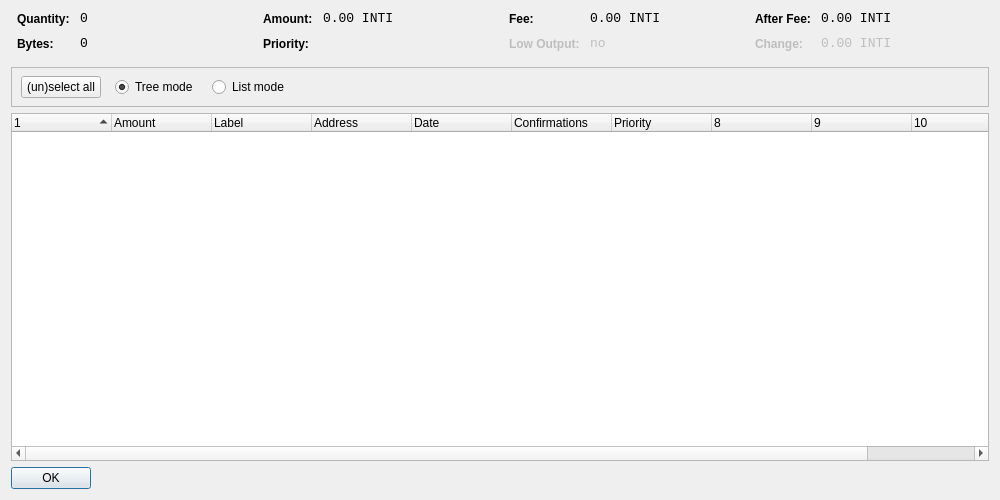
Before: the Qt Designer form src/qt/forms/coincontroldialog.ui in INTICOIN/INTICOIN, drawn with Qt 5.
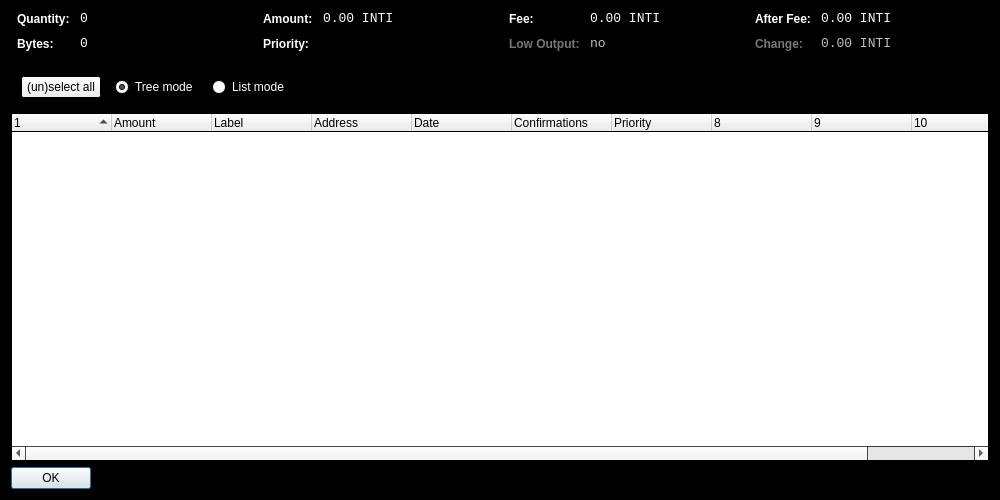
After: the same form once the commit is applied. Custom widgets are drawn as their Qt base class.

What changed in the file:
```diff
--- a/src/qt/forms/coincontroldialog.ui
+++ b/src/qt/forms/coincontroldialog.ui
@@ -10,6 +10,70 @@
     <height>500</height>
    </rect>
   </property>
+  <property name="palette">
+   <palette>
+    <active>
+     <colorrole role="Base">
+      <brush brushstyle="SolidPattern">
+       <color alpha="255">
+        <red>255</red>
+        <green>255</green>
+        <blue>255</blue>
+       </color>
+      </brush>
+     </colorrole>
+     <colorrole role="Window">
+      <brush brushstyle="SolidPattern">
+       <color alpha="255">
+        <red>0</red>
+        <green>0</green>
+        <blue>0</blue>
+       </color>
+      </brush>
+     </colorrole>
+    </active>
+    <inactive>
+     <colorrole role="Base">
+      <brush brushstyle="SolidPattern">
+       <color alpha="255">
+        <red>255</red>
+        <green>255</green>
+        <blue>255</blue>
+       </color>
+      </brush>
+     </colorrole>
+     <colorrole role="Window">
+      <brush brushstyle="SolidPattern">
+       <color alpha="255">
+        <red>0</red>
+        <green>0</green>
+        <blue>0</blue>
+       </color>
+      </brush>
+     </colorrole>
+    </inactive>
+    <disabled>
+     <colorrole role="Base">
+      <brush brushstyle="SolidPattern">
+       <color alpha="255">
+        <red>0</red>
+        <green>0</green>
+        <blue>0</blue>
+       </color>
+      </brush>
+     </colorrole>
+     <colorrole role="Window">
+      <brush brushstyle="SolidPattern">
+       <color alpha="255">
+        <red>0</red>
+        <green>0</green>
+        <blue>0</blue>
+       </color>
+      </brush>
+     </colorrole>
+    </disabled>
+   </palette>
+  </property>
   <property name="windowTitle">
    <string>Coin Control</string>
   </property>
@@ -38,6 +102,43 @@
        </property>
        <item row="0" column="0">
         <widget class="QLabel" name="labelCoinControlQuantityText">
+         <property name="palette">
+          <palette>
+           <active>
+            <colorrole role="WindowText">
+             <brush brushstyle="SolidPattern">
+              <color alpha="255">
+               <red>255</red>
+               <green>255</green>
+               <blue>255</blue>
+              </color>
+             </brush>
+            </colorrole>
+           </active>
+           <inactive>
+            <colorrole role="WindowText">
+             <brush brushstyle="SolidPattern">
+              <color alpha="255">
+               <red>255</red>
+               <green>255</green>
+               <blue>255</blue>
+              </color>
+             </brush>
+            </colorrole>
+           </inactive>
+           <disabled>
+            <colorrole role="WindowText">
+             <brush brushstyle="SolidPattern">
+              <color alpha="255">
+               <red>120</red>
+               <green>120</green>
+               <blue>120</blue>
+              </color>
+             </brush>
+            </colorrole>
+           </disabled>
+          </palette>
+         </property>
          <property name="styleSheet">
           <string notr="true">font-weight:bold;</string>
          </property>
@@ -48,6 +149,43 @@
        </item>
        <item row="0" column="1">
         <widget class="QLabel" name="labelCoinControlQuantity">
+         <property name="palette">
+          <palette>
+           <active>
+            <colorrole role="WindowText">
+             <brush brushstyle="SolidPattern">
+              <color alpha="255">
+               <red>255</red>
+               <green>255</green>
+               <blue>255</blue>
+              </color>
+             </brush>
+            </colorrole>
+           </active>
+           <inactive>
+            <colorrole role="WindowText">
+             <brush brushstyle="SolidPattern">
+              <color alpha="255">
+               <red>255</red>
+               <green>255</green>
+               <blue>255</blue>
+              </color>
+             </brush>
+            </colorrole>
+           </inactive>
+           <disabled>
+            <colorrole role="WindowText">
+             <brush brushstyle="SolidPattern">
+              <color alpha="255">
+               <red>120</red>
+               <green>120</green>
+               <blue>120</blue>
+              </color>
+             </brush>
+            </colorrole>
+           </disabled>
+          </palette>
+         </property>
          <property name="font">
           <font>
            <family>Monospace</family>
@@ -70,6 +208,43 @@
        </item>
        <item row="1" column="0">
         <widget class="QLabel" name="labelCoinControlBytesText">
+         <property name="palette">
+          <palette>
+           <active>
+            <colorrole role="WindowText">
+             <brush brushstyle="SolidPattern">
+              <color alpha="255">
+               <red>255</red>
+               <green>255</green>
+               <blue>255</blue>
+              </color>
+             </brush>
+            </colorrole>
+           </active>
+           <inactive>
+            <colorrole role="WindowText">
+             <brush brushstyle="SolidPattern">
+              <color alpha="255">
+               <red>255</red>
+               <green>255</green>
+               <blue>255</blue>
+              </color>
+             </brush>
+            </colorrole>
+           </inactive>
+           <disabled>
+            <colorrole role="WindowText">
+             <brush brushstyle="SolidPattern">
+              <color alpha="255">
+               <red>120</red>
+               <green>120</green>
+               <blue>120</blue>
+              </color>
+             </brush>
+            </colorrole>
+           </disabled>
+          </palette>
+         </property>
          <property name="styleSheet">
           <string notr="true">font-weight:bold;</string>
          </property>
@@ -80,6 +255,43 @@
        </item>
        <item row="1" column="1">
         <widget class="QLabel" name="labelCoinControlBytes">
+         <property name="palette">
+          <palette>
+           <active>
+            <colorrole role="WindowText">
+             <brush brushstyle="SolidPattern">
+              <color alpha="255">
+               <red>255</red>
+               <green>255</green>
+               <blue>255</blue>
+              </color>
+             </brush>
+            </colorrole>
+           </active>
+           <inactive>
+            <colorrole role="WindowText">
+             <brush brushstyle="SolidPattern">
+              <color alpha="255">
+               <red>255</red>
+               <green>255</green>
+               <blue>255</blue>
+              </color>
+             </brush>
+            </colorrole>
+           </inactive>
+           <disabled>
+            <colorrole role="WindowText">
+             <brush brushstyle="SolidPattern">
+              <color alpha="255">
+               <red>120</red>
+               <green>120</green>
+               <blue>120</blue>
+              </color>
+             </brush>
+            </colorrole>
+           </disabled>
+          </palette>
+         </property>
          <property name="font">
           <font>
            <family>Monospace</family>
@@ -118,6 +330,43 @@
        </property>
        <item row="0" column="0">
         <widget class="QLabel" name="labelCoinControlAmountText">
+         <property name="palette">
+          <palette>
+           <active>
+            <colorrole role="WindowText">
+             <brush brushstyle="SolidPattern">
+              <color alpha="255">
+               <red>255</red>
+               <green>255</green>
+               <blue>255</blue>
+              </color>
+             </brush>
+            </colorrole>
+           </active>
+           <inactive>
+            <colorrole role="WindowText">
+             <brush brushstyle="SolidPattern">
+              <color alpha="255">
+               <red>255</red>
+               <green>255</green>
+               <blue>255</blue>
+              </color>
+             </brush>
+            </colorrole>
+           </inactive>
+           <disabled>
+            <colorrole role="WindowText">
+             <brush brushstyle="SolidPattern">
+              <color alpha="255">
+               <red>120</red>
+               <green>120</green>
+               <blue>120</blue>
+              </color>
+             </brush>
+            </colorrole>
+           </disabled>
+          </palette>
+         </property>
          <property name="styleSheet">
           <string notr="true">font-weight:bold;</string>
          </property>
@@ -128,6 +377,43 @@
        </item>
        <item row="0" column="1">
         <widget class="QLabel" name="labelCoinControlAmount">
+         <property name="palette">
+          <palette>
+           <active>
+            <colorrole role="WindowText">
+             <brush brushstyle="SolidPattern">
+              <color alpha="255">
+               <red>255</red>
+               <green>255</green>
+               <blue>255</blue>
+              </color>
+             </brush>
+            </colorrole>
+           </active>
+           <inactive>
+            <colorrole role="WindowText">
+             <brush brushstyle="SolidPattern">
+              <color alpha="255">
+               <red>255</red>
+               <green>255</green>
+               <blue>255</blue>
+              </color>
+             </brush>
+            </colorrole>
+           </inactive>
+           <disabled>
+            <colorrole role="WindowText">
+             <brush brushstyle="SolidPattern">
+              <color alpha="255">
+               <red>120</red>
+               <green>120</green>
+               <blue>120</blue>
+              </color>
+             </brush>
+            </colorrole>
+           </disabled>
+          </palette>
+         </property>
          <property name="font">
           <font>
            <family>Monospace</family>
@@ -150,6 +436,43 @@
        </item>
        <item row="1" column="0">
         <widget class="QLabel" name="labelCoinControlPriorityText">
+         <property name="palette">
+          <palette>
+           <active>
+            <colorrole role="WindowText">
+             <brush brushstyle="SolidPattern">
+              <color alpha="255">
+               <red>255</red>
+               <green>255</green>
+               <blue>255</blue>
+              </color>
+             </brush>
+            </colorrole>
+           </active>
+           <inactive>
+            <colorrole role="WindowText">
+             <brush brushstyle="SolidPattern">
+              <color alpha="255">
+               <red>255</red>
+               <green>255</green>
+               <blue>255</blue>
+              </color>
+             </brush>
+            </colorrole>
+           </inactive>
+           <disabled>
+            <colorrole role="WindowText">
+             <brush brushstyle="SolidPattern">
+              <color alpha="255">
+               <red>120</red>
+               <green>120</green>
+               <blue>120</blue>
+              </color>
+             </brush>
+            </colorrole>
+           </disabled>
+          </palette>
+         </property>
          <property name="styleSheet">
           <string notr="true">font-weight:bold;</string>
          </property>
@@ -160,6 +483,43 @@
        </item>
        <item row="1" column="1">
         <widget class="QLabel" name="labelCoinControlPriority">
+         <property name="palette">
+          <palette>
+           <active>
+            <colorrole role="WindowText">
+             <brush brushstyle="SolidPattern">
+              <color alpha="255">
+               <red>255</red>
+               <green>255</green>
+               <blue>255</blue>
+              </color>
+             </brush>
+            </colorrole>
+           </active>
+           <inactive>
+            <colorrole role="WindowText">
+             <brush brushstyle="SolidPattern">
+              <color alpha="255">
+               <red>255</red>
+               <green>255</green>
+               <blue>255</blue>
+              </color>
+             </brush>
+            </colorrole>
+           </inactive>
+           <disabled>
+            <colorrole role="WindowText">
+             <brush brushstyle="SolidPattern">
+              <color alpha="255">
+               <red>120</red>
+               <green>120</green>
+               <blue>120</blue>
+              </color>
+             </brush>
+            </colorrole>
+           </disabled>
+          </palette>
+         </property>
          <property name="font">
           <font>
            <family>Monospace</family>
@@ -198,6 +558,43 @@
        </property>
        <item row="0" column="0">
         <widget class="QLabel" name="labelCoinControlFeeText">
+         <property name="palette">
+          <palette>
+           <active>
+            <colorrole role="WindowText">
+             <brush brushstyle="SolidPattern">
+              <color alpha="255">
+               <red>255</red>
+               <green>255</green>
+               <blue>255</blue>
+              </color>
+             </brush>
+            </colorrole>
+           </active>
+           <inactive>
+            <colorrole role="WindowText">
+             <brush brushstyle="SolidPattern">
+              <color alpha="255">
+               <red>255</red>
+               <green>255</green>
+               <blue>255</blue>
+              </color>
+             </brush>
+            </colorrole>
+           </inactive>
+           <disabled>
+            <colorrole role="WindowText">
+             <brush brushstyle="SolidPattern">
+              <color alpha="255">
+               <red>120</red>
+               <green>120</green>
+               <blue>120</blue>
+              </color>
+             </brush>
+            </colorrole>
+           </disabled>
+          </palette>
+         </property>
          <property name="styleSheet">
           <string notr="true">font-weight:bold;</string>
          </property>
@@ -208,6 +605,43 @@
        </item>
        <item row="0" column="1">
         <widget class="QLabel" name="labelCoinControlFee">
+         <property name="palette">
+          <palette>
+           <active>
+            <colorrole role="WindowText">
+             <brush brushstyle="SolidPattern">
+              <color alpha="255">
+               <red>255</red>
+               <green>255</green>
+               <blue>255</blue>
+              </color>
+             </brush>
+            </colorrole>
+           </active>
+           <inactive>
+            <colorrole role="WindowText">
+             <brush brushstyle="SolidPattern">
+              <color alpha="255">
+               <red>255</red>
+               <green>255</green>
+               <blue>255</blue>
+              </color>
+             </brush>
+            </colorrole>
+           </inactive>
+           <disabled>
+            <colorrole role="WindowText">
+             <brush brushstyle="SolidPattern">
+              <color alpha="255">
+               <red>120</red>
+               <green>120</green>
+               <blue>120</blue>
+              </color>
+             </brush>
+            </colorrole>
+           </disabled>
+          </palette>
+         </property>
          <property name="font">
           <font>
            <family>Monospace</family>
@@ -233,6 +667,43 @@
          <property name="enabled">
           <bool>false</bool>
          </property>
+         <property name="palette">
+          <palette>
+           <active>
+            <colorrole role="WindowText">
+             <brush brushstyle="SolidPattern">
+              <color alpha="255">
+               <red>255</red>
+               <green>255</green>
+               <blue>255</blue>
+              </color>
+             </brush>
+            </colorrole>
+           </active>
+           <inactive>
+            <colorrole role="WindowText">
+             <brush brushstyle="SolidPattern">
+              <color alpha="255">
+               <red>255</red>
+               <green>255</green>
+               <blue>255</blue>
+              </color>
+             </brush>
+            </colorrole>
+           </inactive>
+           <disabled>
+            <colorrole role="WindowText">
+             <brush brushstyle="SolidPattern">
+              <color alpha="255">
+               <red>120</red>
+               <green>120</green>
+               <blue>120</blue>
+              </color>
+             </brush>
+            </colorrole>
+           </disabled>
+          </palette>
+         </property>
          <property name="styleSheet">
           <string notr="true">font-weight:bold;</string>
          </property>
@@ -246,6 +717,43 @@
          <property name="enabled">
           <bool>false</bool>
          </property>
+         <property name="palette">
+          <palette>
+           <active>
+            <colorrole role="WindowText">
+             <brush brushstyle="SolidPattern">
+              <color alpha="255">
+               <red>255</red>
+               <green>255</green>
+               <blue>255</blue>
+              </color>
+             </brush>
+            </colorrole>
+           </active>
+           <inactive>
+            <colorrole role="WindowText">
+             <brush brushstyle="SolidPattern">
+              <color alpha="255">
+               <red>255</red>
+               <green>255</green>
+               <blue>255</blue>
+              </color>
+             </brush>
+            </colorrole>
+           </inactive>
+           <disabled>
+            <colorrole role="WindowText">
+             <brush brushstyle="SolidPattern">
+              <color alpha="255">
+               <red>120</red>
+               <green>120</green>
+               <blue>120</blue>
+              </color>
+             </brush>
+            </colorrole>
+           </disabled>
+          </palette>
+         </property>
          <property name="font">
           <font>
            <family>Monospace</family>
@@ -284,6 +792,43 @@
        </property>
        <item row="0" column="0">
         <widget class="QLabel" name="labelCoinControlAfterFeeText">
+         <property name="palette">
+          <palette>
+           <active>
+            <colorrole role="WindowText">
+             <brush brushstyle="SolidPattern">
+              <color alpha="255">
+               <red>255</red>
+               <green>255</green>
+               <blue>255</blue>
+              </color>
+             </brush>
+            </colorrole>
+           </active>
+           <inactive>
+            <colorrole role="WindowText">
+             <brush brushstyle="SolidPattern">
+              <color alpha="255">
+               <red>255</red>
+               <green>255</green>
+               <blue>255</blue>
+              </color>
+             </brush>
+            </colorrole>
+           </inactive>
+           <disabled>
+            <colorrole role="WindowText">
+             <brush brushstyle="SolidPattern">
+              <color alpha="255">
+               <red>120</red>
+               <green>120</green>
+               <blue>120</blue>
+              </color>
+             </brush>
+            </colorrole>
+           </disabled>
+          </palette>
+         </property>
          <property name="styleSheet">
           <string notr="true">font-weight:bold;</string>
          </property>
@@ -294,6 +839,43 @@
        </item>
        <item row="0" column="1">
         <widget class="QLabel" name="labelCoinControlAfterFee">
+         <property name="palette">
+          <palette>
+           <active>
+            <colorrole role="WindowText">
+             <brush brushstyle="SolidPattern">
+              <color alpha="255">
+               <red>255</red>
+               <green>255</green>
+               <blue>255</blue>
+              </color>
+             </brush>
+            </colorrole>
+           </active>
+           <inactive>
+            <colorrole role="WindowText">
+             <brush brushstyle="SolidPattern">
+              <color alpha="255">
+               <red>255</red>
+               <green>255</green>
+               <blue>255</blue>
+              </color>
+             </brush>
+            </colorrole>
+           </inactive>
+           <disabled>
+            <colorrole role="WindowText">
+             <brush brushstyle="SolidPattern">
+              <color alpha="255">
+               <red>120</red>
+               <green>120</green>
+               <blue>120</blue>
+              </color>
+             </brush>
+            </colorrole>
+           </disabled>
+          </palette>
+         </property>
          <property name="font">
           <font>
            <family>Monospace</family>
@@ -319,6 +901,43 @@
          <property name="enabled">
           <bool>false</bool>
          </property>
+         <property name="palette">
+          <palette>
+           <active>
+            <colorrole role="WindowText">
+             <brush brushstyle="SolidPattern">
+              <color alpha="255">
+               <red>255</red>
+               <green>255</green>
+               <blue>255</blue>
+              </color>
+             </brush>
+            </colorrole>
+           </active>
+           <inactive>
+            <colorrole role="WindowText">
+             <brush brushstyle="SolidPattern">
+              <color alpha="255">
+               <red>255</red>
+               <green>255</green>
+               <blue>255</blue>
+              </color>
+             </brush>
+            </colorrole>
+           </inactive>
+           <disabled>
+            <colorrole role="WindowText">
+             <brush brushstyle="SolidPattern">
+              <color alpha="255">
+               <red>120</red>
+               <green>120</green>
+               <blue>120</blue>
+              </color>
+             </brush>
+            </colorrole>
+           </disabled>
+          </palette>
+         </property>
          <property name="styleSheet">
           <string notr="true">font-weight:bold;</string>
          </property>
@@ -332,6 +951,43 @@
          <property name="enabled">
           <bool>false</bool>
          </property>
+         <property name="palette">
+          <palette>
+           <active>
+            <colorrole role="WindowText">
+             <brush brushstyle="SolidPattern">
+              <color alpha="255">
+               <red>255</red>
+               <green>255</green>
+               <blue>255</blue>
+              </color>
+             </brush>
+            </colorrole>
+           </active>
+           <inactive>
+            <colorrole role="WindowText">
+             <brush brushstyle="SolidPattern">
+              <color alpha="255">
+               <red>255</red>
+               <green>255</green>
+               <blue>255</blue>
+              </color>
+             </brush>
+            </colorrole>
+           </inactive>
+           <disabled>
+            <colorrole role="WindowText">
+             <brush brushstyle="SolidPattern">
+              <color alpha="255">
+               <red>120</red>
+               <green>120</green>
+               <blue>120</blue>
+              </color>
+             </brush>
+            </colorrole>
+           </disabled>
+          </palette>
+         </property>
          <property name="font">
           <font>
            <family>Monospace</family>
@@ -379,7 +1035,7 @@
         <height>41</height>
        </rect>
       </property>
-      <layout class="QHBoxLayout" name="horizontalLayoutPanel" stretch="0,0,0,0,0">
+      <layout class="QHBoxLayout" name="horizontalLayoutPanel" stretch="0,0,0,0">
        <property name="spacing">
         <number>14</number>
        </property>
@@ -404,6 +1060,43 @@
            <verstretch>0</verstretch>
           </sizepolicy>
          </property>
+         <property name="palette">
+          <palette>
+           <active>
+            <colorrole role="WindowText">
+             <brush brushstyle="SolidPattern">
+              <color alpha="255">
+               <red>255</red>
+               <green>255</green>
+               <blue>255</blue>
+              </color>
+             </brush>
+            </colorrole>
+           </active>
+           <inactive>
+            <colorrole role="WindowText">
+             <brush brushstyle="SolidPattern">
+              <color alpha="255">
+               <red>255</red>
+               <green>255</green>
+               <blue>255</blue>
+              </color>
+             </brush>
+            </colorrole>
+           </inactive>
+           <disabled>
+            <colorrole role="WindowText">
+             <brush brushstyle="SolidPattern">
+              <color alpha="255">
+               <red>120</red>
+               <green>120</green>
+               <blue>120</blue>
+              </color>
+             </brush>
+            </colorrole>
+           </disabled>
+          </palette>
+         </property>
          <property name="text">
           <string>Tree mode</string>
          </property>
@@ -420,6 +1113,43 @@
            <verstretch>0</verstretch>
           </sizepolicy>
          </property>
+         <property name="palette">
+          <palette>
+           <active>
+            <colorrole role="WindowText">
+             <brush brushstyle="SolidPattern">
+              <color alpha="255">
+               <red>255</red>
+               <green>255</green>
+               <blue>255</blue>
+              </color>
+             </brush>
+            </colorrole>
+           </active>
+           <inactive>
+            <colorrole role="WindowText">
+             <brush brushstyle="SolidPattern">
+              <color alpha="255">
+               <red>255</red>
+               <green>255</green>
+               <blue>255</blue>
+              </color>
+             </brush>
+            </colorrole>
+           </inactive>
+           <disabled>
+            <colorrole role="WindowText">
+             <brush brushstyle="SolidPattern">
+              <color alpha="255">
+               <red>120</red>
+               <green>120</green>
+               <blue>120</blue>
+              </color>
+             </brush>
+            </colorrole>
+           </disabled>
+          </palette>
+         </property>
          <property name="text">
           <string>List mode</string>
          </property>
```
